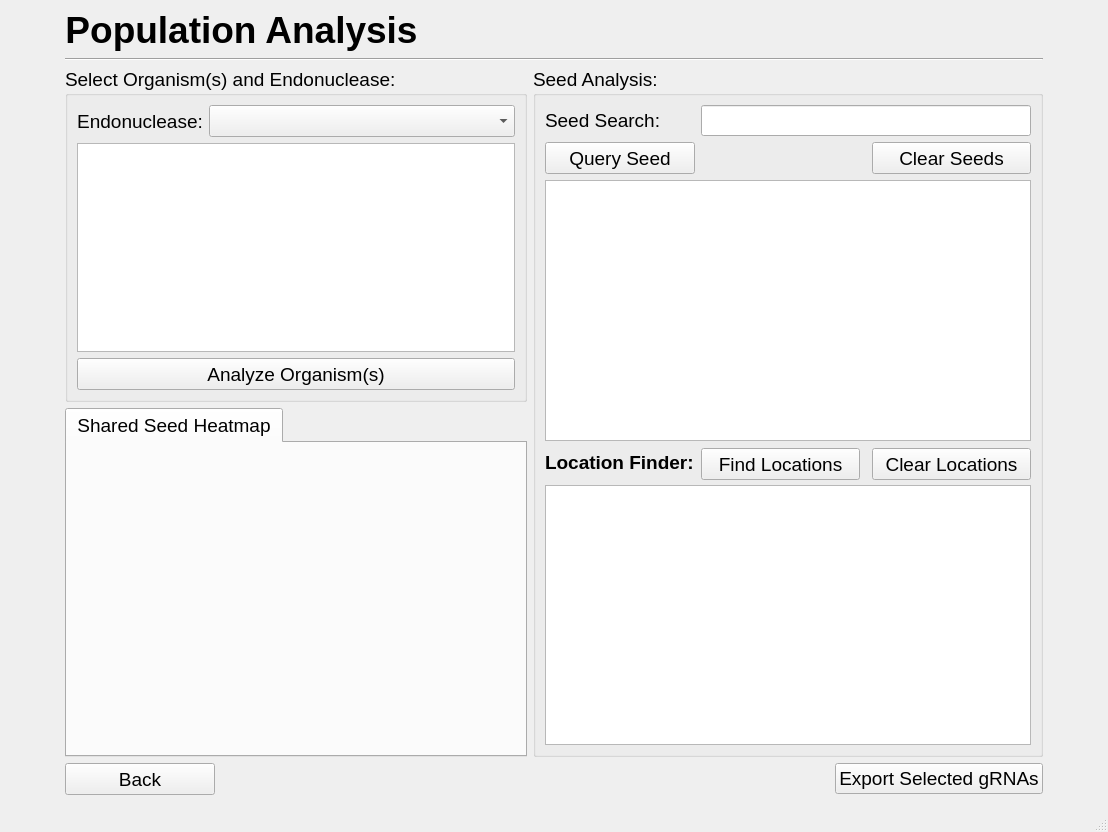
Qt form populationanalysis.ui (TrinhLab/CASPERapp) before a commit.
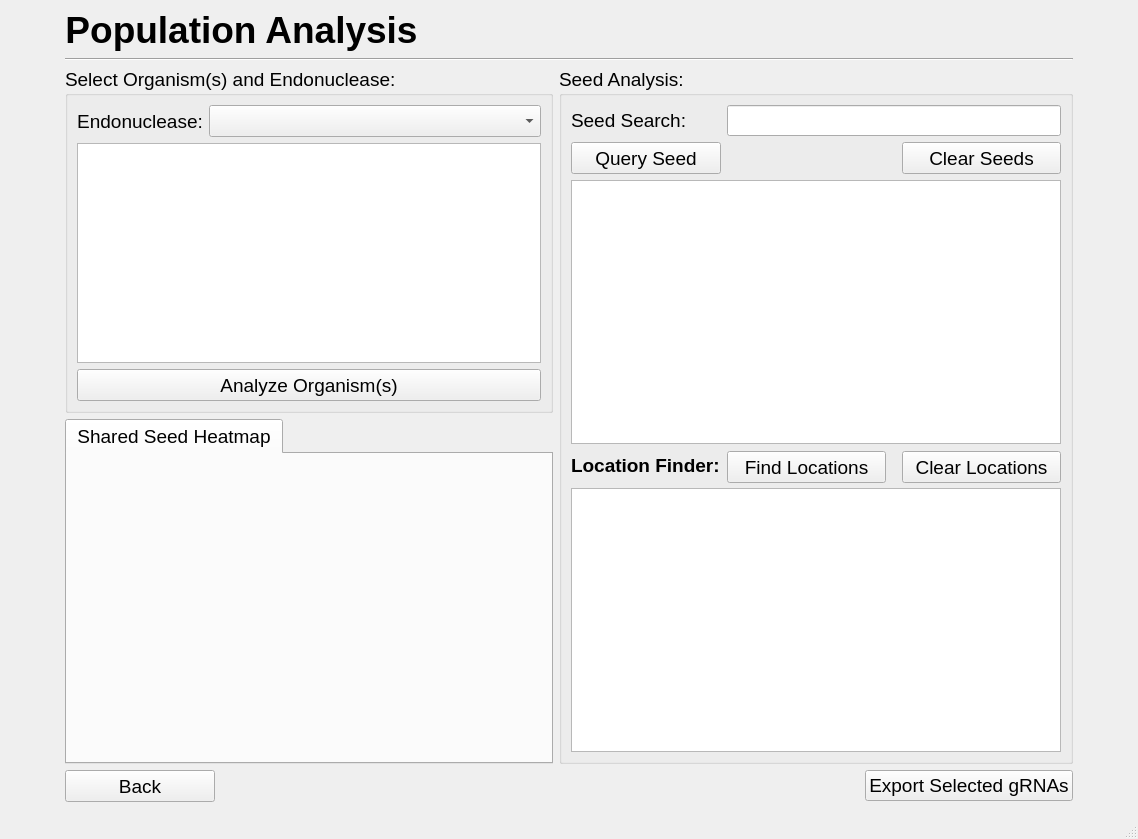
The same form after that commit.

Commit message: Some UI changes and fixed x axis label overlapping in some MT graphs

Patch:
```diff
--- a/populationanalysis.ui
+++ b/populationanalysis.ui
@@ -6,8 +6,8 @@
    <rect>
     <x>0</x>
     <y>0</y>
-    <width>1108</width>
-    <height>832</height>
+    <width>1138</width>
+    <height>839</height>
    </rect>
   </property>
   <property name="font">
@@ -27,7 +27,7 @@
     <item row="4" column="1">
      <widget class="QGroupBox" name="groupBox">
       <property name="sizePolicy">
-       <sizepolicy hsizetype="Preferred" vsizetype="Minimum">
+       <sizepolicy hsizetype="Preferred" vsizetype="Expanding">
         <horstretch>0</horstretch>
         <verstretch>0</verstretch>
        </sizepolicy>
@@ -513,6 +513,12 @@
     </item>
     <item row="5" column="1">
      <widget class="QTabWidget" name="tabWidget">
+      <property name="maximumSize">
+       <size>
+        <width>488</width>
+        <height>16777215</height>
+       </size>
+      </property>
       <property name="currentIndex">
        <number>0</number>
       </property>
```
Left out of the diff: 2 changed lines with no effect on the pictures. The commit also changes 3 other files.
